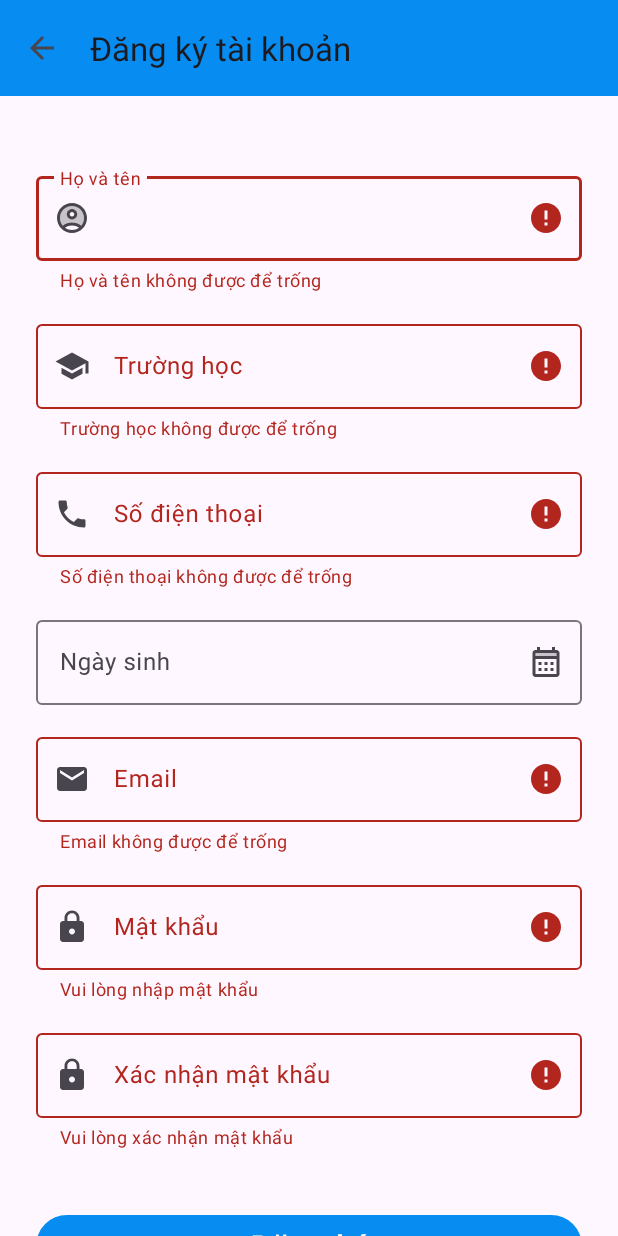
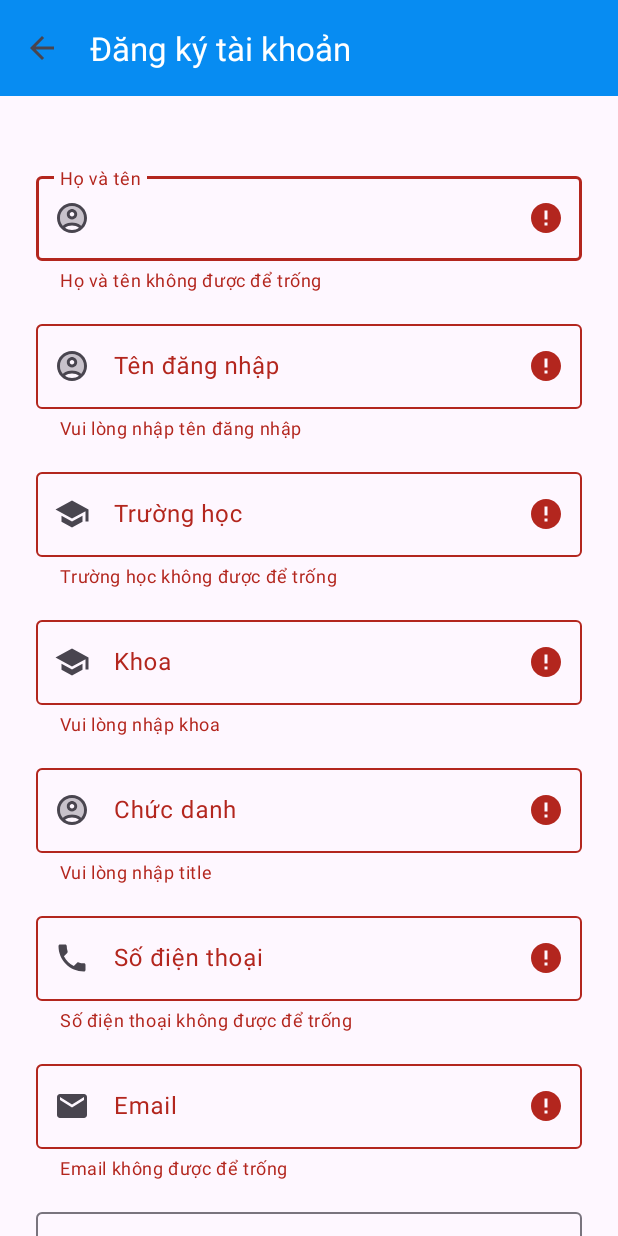
Before and after one commit to long11042004/diem_danh_sinh_vien, an Android app: the RegisterActivity screen opened directly, with no data from a screen before it, after a tap on "Đăng ký", on a phone screen of 412 x 824 dp. Run offline under Robolectric (Android 15) with nearby library versions, the phone set to English and light mode, and no system bars; our stand-ins replace CircleImageView.

Commit message:
Cải thiện phần đăng ký tài khoản

```diff
--- a/app/src/main/java/com/example/diemdanhsinhvien/activity/RegisterActivity.kt
+++ b/app/src/main/java/com/example/diemdanhsinhvien/activity/RegisterActivity.kt
@@ -1,5 +1,7 @@
 package com.example.diemdanhsinhvien.activity
 
+import android.app.Activity
+import android.content.Intent
 import android.os.Bundle
 import android.util.Patterns
 import android.widget.Button
@@ -14,9 +16,11 @@ import com.google.android.material.textfield.TextInputLayout
 import java.text.SimpleDateFormat
 import java.util.Locale
 import java.util.TimeZone
+import java.util.UUID
 
 class RegisterActivity : AppCompatActivity() {
 
+    private val CONFIRM_PASSWORD_REQUEST_CODE = 123
     override fun onCreate(savedInstanceState: Bundle?) {
         super.onCreate(savedInstanceState)
         setContentView(R.layout.register_activity)
@@ -33,12 +37,39 @@ class RegisterActivity : AppCompatActivity() {
 
         val registerButton = findViewById<Button>(R.id.registerButton)
         registerButton.setOnClickListener {
-            validateAndRegister()
+            if (validateAndRegister()) {
+                val intent = Intent(this, ConfirmPasswordActivity::class.java)
+                startActivityForResult(intent, CONFIRM_PASSWORD_REQUEST_CODE)
+            }
         }
 
         val loginNowTextView = findViewById<TextView>(R.id.textViewLoginNow)
         loginNowTextView.setOnClickListener {
             finish()
+        }
+    }
+
+    override fun onActivityResult(requestCode: Int, resultCode: Int, data: Intent?) {
+        super.onActivityResult(requestCode, resultCode, data)
+        if (requestCode == CONFIRM_PASSWORD_REQUEST_CODE && resultCode == Activity.RESULT_OK) {
+            val password = data?.getStringExtra("password")
+            if (password != null) {
+                val fullName = intent.getStringExtra("fullName")
+                val username = intent.getStringExtra("username")
+                val school = intent.getStringExtra("school")
+                val phone = intent.getStringExtra("phone")
+                val dob = intent.getStringExtra("dob")
+                val email = intent.getStringExtra("email")
+                val department = intent.getStringExtra("department")
+                val title = intent.getStringExtra("title")
+
+                Toast.makeText(this, "Đăng ký và đăng nhập thành công!", Toast.LENGTH_SHORT).show()
+
+                val intent = Intent(this, MainActivity::class.java)
+                intent.flags = Intent.FLAG_ACTIVITY_NEW_TASK or Intent.FLAG_ACTIVITY_CLEAR_TASK
+                startActivity(intent)
+                finish()
+            }
         }
     }
 
@@ -58,70 +89,79 @@ class RegisterActivity : AppCompatActivity() {
         datePicker.show(supportFragmentManager, "DATE_PICKER")
     }
 
-    private fun validateAndRegister() {
+    private fun generateTeacherId(): String {
+        val uuid = UUID.randomUUID().toString().substring(0, 8).uppercase()
+        return "GV$uuid"
+    }
+
+    private fun validateAndRegister(): Boolean {
         val fullNameLayout = findViewById<TextInputLayout>(R.id.fullNameTextInputLayout)
         val schoolLayout = findViewById<TextInputLayout>(R.id.schoolTextInputLayout)
+        val usernameLayout = findViewById<TextInputLayout>(R.id.usernameTextInputLayout)
+        val departmentLayout = findViewById<TextInputLayout>(R.id.departmentTextInputLayout)
+        val titleLayout = findViewById<TextInputLayout>(R.id.titleTextInputLayout)
         val phoneLayout = findViewById<TextInputLayout>(R.id.phoneNumberTextInputLayout)
         val dobLayout = findViewById<TextInputLayout>(R.id.dobTextInputLayout)
         val emailLayout = findViewById<TextInputLayout>(R.id.emailTextInputLayout)
-        val passwordLayout = findViewById<TextInputLayout>(R.id.passwordTextInputLayout)
-        val confirmPasswordLayout = findViewById<TextInputLayout>(R.id.confirmPasswordTextInputLayout)
 
         val fullName = fullNameLayout.editText?.text.toString().trim()
+        val username = usernameLayout.editText?.text.toString().trim()
         val school = schoolLayout.editText?.text.toString().trim()
+
+        val department = departmentLayout.editText?.text.toString().trim()
+        val title = titleLayout.editText?.text.toString().trim()
+
         val phone = phoneLayout.editText?.text.toString().trim()
         val dob = dobLayout.editText?.text.toString().trim()
         val email = emailLayout.editText?.text.toString().trim()
-        val password = passwordLayout.editText?.text.toString()
-        val confirmPassword = confirmPasswordLayout.editText?.text.toString()
 
         var isFormValid = true
 
         fullNameLayout.error = null
         schoolLayout.error = null
+
         phoneLayout.error = null
         dobLayout.error = null
         emailLayout.error = null
-        passwordLayout.error = null
-        confirmPasswordLayout.error = null
 
         if (fullName.isEmpty()) {
             fullNameLayout.error = getString(R.string.error_enter_full_name)
             isFormValid = false
         }
+
+        if (username.isEmpty()) {
+            usernameLayout.error = getString(R.string.error_enter_username)
+            isFormValid = false
+        }
+
         if (school.isEmpty()) {
             schoolLayout.error = getString(R.string.error_enter_school)
             isFormValid = false
         }
+
+        if (department.isEmpty()) {
+            departmentLayout.error = "Vui lòng nhập khoa"
+            isFormValid = false
+        }
+        if (title.isEmpty()) {
+            titleLayout.error = "Vui lòng nhập title"
+            isFormValid = false
+        }
+
         if (phone.isEmpty()) {
             phoneLayout.error = getString(R.string.error_enter_phone)
             isFormValid = false
         }
+
         if (email.isEmpty()) {
             emailLayout.error = getString(R.string.error_enter_email)
             isFormValid = false
         } else if (!Patterns.EMAIL_ADDRESS.matcher(email).matches()) {
             emailLayout.error = getString(R.string.error_invalid_email)
-            isFormValid = false
-        }
-        if (password.isEmpty()) {
-            passwordLayout.error = getString(R.string.error_enter_password)
-            isFormValid = false
-        } else if (password.length < 6) {
-            passwordLayout.error = getString(R.string.error_password_length)
-            isFormValid = false
-        }
-        if (confirmPassword.isEmpty()) {
-            confirmPasswordLayout.error = getString(R.string.error_confirm_password)
-            isFormValid = false
-        } else if (password != confirmPassword) {
-            confirmPasswordLayout.error = getString(R.string.error_password_mismatch)
-            isFormValid = false
+                isFormValid = false
+
         }
 
-        if (isFormValid) {
-            Toast.makeText(this, "Đăng ký thành công!", Toast.LENGTH_SHORT).show()
-            finish()
-        }
+        return isFormValid
     }
 }
--- a/app/src/main/java/com/example/diemdanhsinhvien/activity/StudentDetailActivity.kt
+++ b/app/src/main/java/com/example/diemdanhsinhvien/activity/StudentDetailActivity.kt
@@ -53,11 +53,9 @@ class StudentDetailActivity : AppCompatActivity() {
             return
         }
 
-        // Lấy dữ liệu từ Intent
         val studentName = intent.getStringExtra(EXTRA_STUDENT_NAME)
         val studentCode = intent.getStringExtra(EXTRA_STUDENT_CODE)
 
-        // Hiển thị dữ liệu lên giao diện
         val nameTextView = findViewById<TextView>(R.id.textViewStudentName)
         val idTextView = findViewById<TextView>(R.id.textViewStudentId)
         val avatarImageView = findViewById<ImageView>(R.id.imageViewAvatarDetail)
--- a/app/src/main/java/com/example/diemdanhsinhvien/common/UiState.kt
+++ b/app/src/main/java/com/example/diemdanhsinhvien/common/UiState.kt
@@ -1,7 +1,7 @@
 package com.example.diemdanhsinhvien.common
 
 sealed class UiState<out T> {
-    object Loading : UiState<Nothing>()
+    data object Loading : UiState<Nothing>()
     data class Success<out T>(val data: T) : UiState<T>()
     data class Error(val message: String) : UiState<Nothing>()
 }
--- a/app/src/main/java/com/example/diemdanhsinhvien/fragment/AccountFragment.kt
+++ b/app/src/main/java/com/example/diemdanhsinhvien/fragment/AccountFragment.kt
@@ -73,7 +73,6 @@ class AccountFragment : Fragment() {
         logoutButton.setOnClickListener {
             mSingleAccountApp?.signOut(object : ISingleAccountPublicClientApplication.SignOutCallback {
                 override fun onSignOut() {
-                    // Chuyển về màn hình đăng nhập
                     val intent = Intent(requireActivity(), LoginActivity::class.java)
                     intent.flags = Intent.FLAG_ACTIVITY_NEW_TASK or Intent.FLAG_ACTIVITY_CLEAR_TASK
                     startActivity(intent)
--- a/app/src/main/java/com/example/diemdanhsinhvien/repository/ClassRepository.kt
+++ b/app/src/main/java/com/example/diemdanhsinhvien/repository/ClassRepository.kt
@@ -45,7 +45,7 @@ class ClassRepository {
             }
         } catch (e: Exception) {
             e.printStackTrace()
-            emit(UiState.Error("Lỗi mạng: ${e.message}"))
+            emit(UiState.Error("Lỗi kết nối: ${e.message}"))
         }
     }
 }
--- a/app/src/main/res/layout/login_activity.xml
+++ b/app/src/main/res/layout/login_activity.xml
@@ -49,7 +49,7 @@
             app:layout_constraintTop_toBottomOf="@id/textViewLoginTitle"
             app:layout_constraintStart_toStartOf="parent"
             app:layout_constraintEnd_toEndOf="parent"
-            android:hint="@string/username_or_student_id"
+            android:hint="@string/username"
             app:startIconDrawable="@drawable/ic_account">
 
             <com.google.android.material.textfield.TextInputEditText
--- a/app/src/main/res/layout/register_activity.xml
+++ b/app/src/main/res/layout/register_activity.xml
@@ -16,7 +16,8 @@
             android:layout_height="?attr/actionBarSize"
             android:background="?attr/colorPrimary"
             app:navigationIcon="?attr/homeAsUpIndicator"
-            app:title="@string/register_screen_title" />
+            app:title="@string/register_screen_title"
+            app:titleTextColor="@color/white"/>
 
     </com.google.android.material.appbar.AppBarLayout>
 
@@ -52,6 +53,26 @@
         </com.google.android.material.textfield.TextInputLayout>
 
         <com.google.android.material.textfield.TextInputLayout
+            android:id="@+id/usernameTextInputLayout"
+            style="@style/Widget.Material3.TextInputLayout.OutlinedBox"
+            android:layout_width="0dp"
+            android:layout_height="wrap_content"
+            android:layout_marginTop="16dp"
+            android:hint="@string/username"
+            app:startIconDrawable="@drawable/ic_account"
+            app:layout_constraintEnd_toEndOf="parent"
+            app:layout_constraintStart_toStartOf="parent"
+            app:layout_constraintTop_toBottomOf="@id/fullNameTextInputLayout">
+
+            <com.google.android.material.textfield.TextInputEditText
+                android:id="@+id/usernameEditText"
+                android:layout_width="match_parent"
+                android:layout_height="wrap_content"
+                android:inputType="text"
+                android:maxLines="1" />
+        </com.google.android.material.textfield.TextInputLayout>
+
+        <com.google.android.material.textfield.TextInputLayout
             android:id="@+id/schoolTextInputLayout"
             style="@style/Widget.Material3.TextInputLayout.OutlinedBox"
             android:layout_width="0dp"
@@ -61,13 +82,53 @@
             app:startIconDrawable="@drawable/ic_school"
             app:layout_constraintEnd_toEndOf="parent"
             app:layout_constraintStart_toStartOf="parent"
-            app:layout_constraintTop_toBottomOf="@id/fullNameTextInputLayout">
+            app:layout_constraintTop_toBottomOf="@id/usernameTextInputLayout">
 
             <com.google.android.material.textfield.TextInputEditText
                 android:id="@+id/schoolEditText"
                 android:layout_width="match_parent"
                 android:layout_height="wrap_content"
                 android:inputType="textCapWords"
+                android:maxLines="1" />
+        </com.google.android.material.textfield.TextInputLayout>
+
+        <com.google.android.material.textfield.TextInputLayout
+            android:id="@+id/departmentTextInputLayout"
+            style="@style/Widget.Material3.TextInputLayout.OutlinedBox"
+            android:layout_width="0dp"
+            android:layout_height="wrap_content"
+            android:layout_marginTop="16dp"
+            android:hint="@string/department"
+            app:startIconDrawable="@drawable/ic_school"
+            app:layout_constraintEnd_toEndOf="parent"            app:layout_constraintTop_toBottomOf="@id/schoolTextInputLayout"
+            app:layout_constraintStart_toStartOf="parent"
+            >
+
+            <com.google.android.material.textfield.TextInputEditText
+                android:id="@+id/departmentEditText"
+                android:layout_width="match_parent"
+                android:layout_height="wrap_content"
+                android:inputType="textCapWords"
+                android:maxLines="1" />
+        </com.google.android.material.textfield.TextInputLayout>
+
+        <com.google.android.material.textfield.TextInputLayout
+            android:id="@+id/titleTextInputLayout"
+            style="@style/Widget.Material3.TextInputLayout.OutlinedBox"
+            android:layout_width="0dp"
+            android:layout_height="wrap_content"
+            android:layout_marginTop="16dp"
+            android:hint="@string/title"
+            app:startIconDrawable="@drawable/ic_account"
+            app:layout_constraintEnd_toEndOf="parent"
+            app:layout_constraintStart_toStartOf="parent"
+            app:layout_constraintTop_toBottomOf="@id/departmentTextInputLayout">
+
+            <com.google.android.material.textfield.TextInputEditText
+                android:id="@+id/titleEditText"
+                android:layout_width="match_parent"
+                android:layout_height="wrap_content"
+                android:inputType="text"
                 android:maxLines="1" />
         </com.google.android.material.textfield.TextInputLayout>
 
@@ -81,13 +142,33 @@
             app:startIconDrawable="@drawable/ic_phone"
             app:layout_constraintEnd_toEndOf="parent"
             app:layout_constraintStart_toStartOf="parent"
-            app:layout_constraintTop_toBottomOf="@id/schoolTextInputLayout">
+            app:layout_constraintTop_toBottomOf="@id/titleTextInputLayout">
 
             <com.google.android.material.textfield.TextInputEditText
                 android:id="@+id/phoneNumberEditText"
                 android:layout_width="match_parent"
                 android:layout_height="wrap_content"
                 android:inputType="phone"
+                android:maxLines="1" />
+        </com.google.android.material.textfield.TextInputLayout>
+
+        <com.google.android.material.textfield.TextInputLayout
+            android:id="@+id/emailTextInputLayout"
+            style="@style/Widget.Material3.TextInputLayout.OutlinedBox"
+            android:layout_width="0dp"
+            android:layout_height="wrap_content"
+            android:layout_marginTop="16dp"
+            android:hint="@string/email"
+            app:startIconDrawable="@drawable/ic_email"
+            app:layout_constraintEnd_toEndOf="parent"
+            app:layout_constraintStart_toStartOf="parent"
+            app:layout_constraintTop_toBottomOf="@id/phoneNumberTextInputLayout">
+
+            <com.google.android.material.textfield.TextInputEditText
+                android:id="@+id/emailEditText"
+                android:layout_width="match_parent"
+                android:layout_height="wrap_content"
+                android:inputType="textEmailAddress"
                 android:maxLines="1" />
         </com.google.android.material.textfield.TextInputLayout>
 
@@ -100,7 +181,7 @@
             android:hint="@string/date_of_birth"
             app:layout_constraintEnd_toEndOf="parent"
             app:layout_constraintStart_toStartOf="parent"
-            app:layout_constraintTop_toBottomOf="@id/phoneNumberTextInputLayout"
+            app:layout_constraintTop_toBottomOf="@id/emailTextInputLayout"
             app:endIconMode="custom"
             app:endIconDrawable="@drawable/ic_calendar">
 
@@ -112,68 +193,6 @@
                 android:inputType="date" />
         </com.google.android.material.textfield.TextInputLayout>
 
-        <com.google.android.material.textfield.TextInputLayout
-            android:id="@+id/emailTextInputLayout"
-            style="@style/Widget.Material3.TextInputLayout.OutlinedBox"
-            android:layout_width="0dp"
-            android:layout_height="wrap_content"
-            android:layout_marginTop="16dp"
-            android:hint="@string/email"
-            app:startIconDrawable="@drawable/ic_email"
-            app:layout_constraintEnd_toEndOf="parent"
-            app:layout_constraintStart_toStartOf="parent"
-            app:layout_constraintTop_toBottomOf="@id/dobTextInputLayout">
-
-            <com.google.android.material.textfield.TextInputEditText
-                android:id="@+id/emailEditText"
-                android:layout_width="match_parent"
-                android:layout_height="wrap_content"
-                android:inputType="textEmailAddress"
-                android:maxLines="1" />
-        </com.google.android.material.textfield.TextInputLayout>
-
-        <com.google.android.material.textfield.TextInputLayout
-            android:id="@+id/passwordTextInputLayout"
-            style="@style/Widget.Material3.TextInputLayout.OutlinedBox"
-            android:layout_width="0dp"
-            android:layout_height="wrap_content"
-            android:layout_marginTop="16dp"
-            android:hint="@string/password"
-            app:startIconDrawable="@drawable/ic_lock"
-            app:endIconMode="password_toggle"
-            app:layout_constraintEnd_toEndOf="parent"
-            app:layout_constraintStart_toStartOf="parent"
-            app:layout_constraintTop_toBottomOf="@id/emailTextInputLayout">
-
-            <com.google.android.material.textfield.TextInputEditText
-                android:id="@+id/passwordEditText"
-                android:layout_width="match_parent"
-                android:layout_height="wrap_content"
-                android:inputType="textPassword"
-                android:maxLines="1" />
-        </com.google.android.material.textfield.TextInputLayout>
-
-        <com.google.android.material.textfield.TextInputLayout
-            android:id="@+id/confirmPasswordTextInputLayout"
-            style="@style/Widget.Material3.TextInputLayout.OutlinedBox"
-            android:layout_width="0dp"
-            android:layout_height="wrap_content"
-            android:layout_marginTop="16dp"
-            android:hint="@string/confirm_password"
-            app:startIconDrawable="@drawable/ic_lock"
-            app:endIconMode="password_toggle"
-            app:layout_constraintEnd_toEndOf="parent"
-            app:layout_constraintStart_toStartOf="parent"
-            app:layout_constraintTop_toBottomOf="@id/passwordTextInputLayout">
-
-            <com.google.android.material.textfield.TextInputEditText
-                android:id="@+id/confirmPasswordEditText"
-                android:layout_width="match_parent"
-                android:layout_height="wrap_content"
-                android:inputType="textPassword"
-                android:maxLines="1" />
-        </com.google.android.material.textfield.TextInputLayout>
-
             <Button
                 android:id="@+id/registerButton"
                 android:layout_width="0dp"
@@ -183,7 +202,7 @@
                 android:textSize="22sp"
                 app:layout_constraintEnd_toEndOf="parent"
                 app:layout_constraintStart_toStartOf="parent"
-                app:layout_constraintTop_toBottomOf="@id/confirmPasswordTextInputLayout" />
+                app:layout_constraintTop_toBottomOf="@+id/dobTextInputLayout" />
 
             <LinearLayout
                 android:layout_width="wrap_content"
--- a/app/src/main/res/values/strings.xml
+++ b/app/src/main/res/values/strings.xml
@@ -4,14 +4,16 @@
     <string name="app_name">Ứng dụng điểm danh sinh viên</string>
     <string name="app_logo_description">Logo của ứng dụng</string>
     <string name="login_screen_title">Đăng nhập</string>
-    <string name="username_or_student_id">Tên đăng nhập</string>
+    <string name="username">Tên đăng nhập</string>
     <string name="password">Mật khẩu</string>
     <string name="remember_me">Ghi nhớ đăng nhập</string>
     <string name="forgot_password">Quên mật khẩu?</string>
     <string name="login_button">Đăng nhập</string>
     <string name="no_account_yet">Chưa có tài khoản?</string>
     <string name="register_now">Đăng ký ngay</string>
+    <string name="error_enter_confirm_password">Vui lòng nhập lại mật khẩu</string>
     <string name="login_error_message">Tên đăng nhập hoặc mật khẩu không đúng.</string>
+    <string name="error_enter_username">Vui lòng nhập tên đăng nhập</string>
     <string name="or_sign_in_with">Hoặc đăng nhập với</string>
     <string name="sign_in_with_microsoft">Office 365</string>
 
```
Also changed, not shown: app/src/main/AndroidManifest.xml (+8 -0 lines), app/src/main/java/com/example/diemdanhsinhvien/activity/ConfirmPasswordActivity.kt (added, +100 -0 lines), app/src/main/java/com/example/diemdanhsinhvien/activity/OtpActivity.kt (added, +33 -0 lines), app/src/main/java/com/example/diemdanhsinhvien/fragment/HomeFragment.kt (+25 -6 lines), app/src/main/java/com/example/diemdanhsinhvien/viewmodel/ClassViewModel.kt (+18 -1 lines), app/src/main/res/layout/activity_confirm_password.xml (added, +73 -0 lines), app/src/main/res/layout/activity_otp.xml (added, +108 -0 lines), app/src/main/res/layout/fragment_home.xml (+14 -9 lines), app/src/main/res/layout/password_fields.xml (added, +44 -0 lines).
